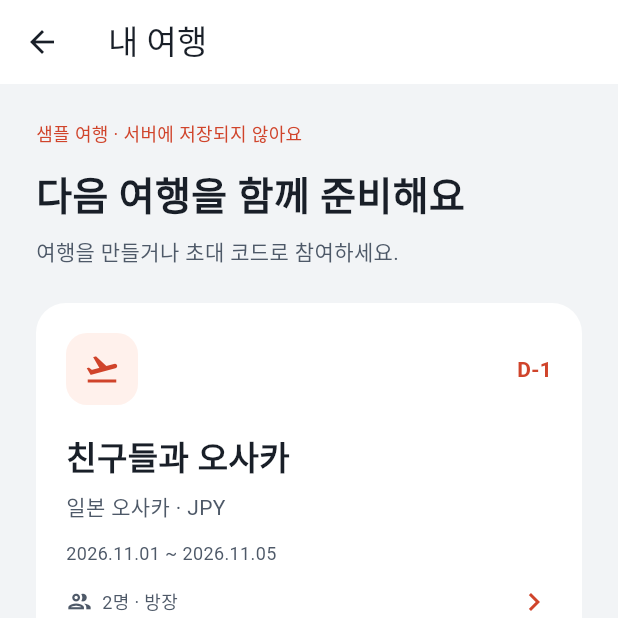
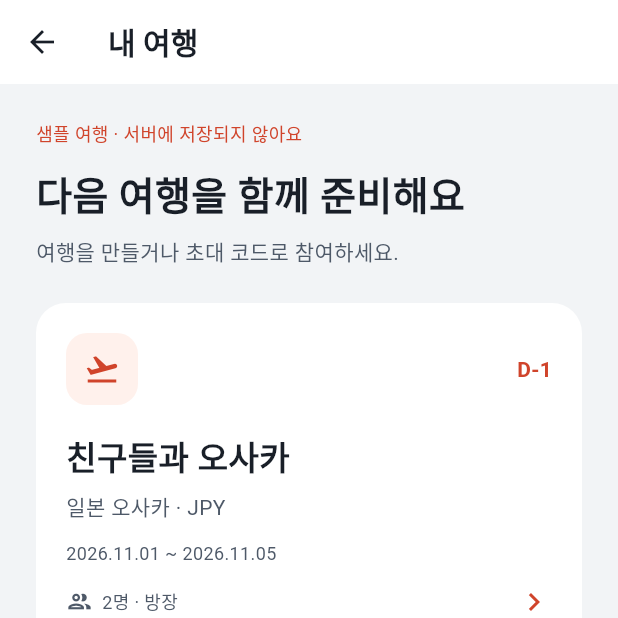
Before and after one commit to sasiljangnan2/Backpack_Crop, a Flutter app: the screen it shows after launch, after a tap on "새 여행 화면 미리보기", on a phone screen of 412 x 824 dp, the top half of it. Run offline on Flutter 3.47's test engine with Material 3 defaults, Android fonts, the phone set to English and light mode, and no system bars; our stand-ins replace flutter_secure_storage; Roboto replaces fonts that are missing (Pretendard).

Commit message:
fix: 경비 상단 제목을 공통 굵은 스타일로 통일

```diff
--- a/lib/core/theme/app_theme.dart
+++ b/lib/core/theme/app_theme.dart
@@ -7,6 +7,7 @@ abstract final class AppTheme {
   static ThemeData get light => ThemeData(
     useMaterial3: true,
     fontFamily: AppTypography.fontFamily,
+    appBarTheme: const AppBarTheme(titleTextStyle: AppTypography.screenTitle),
     datePickerTheme: const DatePickerThemeData(
       rangePickerHeaderHeadlineStyle: TextStyle(
         fontSize: 16,
--- a/lib/core/theme/app_typography.dart
+++ b/lib/core/theme/app_typography.dart
@@ -2,8 +2,17 @@ import 'package:flutter/foundation.dart';
 import 'package:flutter/material.dart';
 import 'package:flutter/services.dart';
 
+import 'app_colors.dart';
+
 abstract final class AppTypography {
   static const String fontFamily = 'Pretendard';
+  static const TextStyle screenTitle = TextStyle(
+    fontFamily: fontFamily,
+    fontSize: 20,
+    fontWeight: FontWeight.w800,
+    letterSpacing: 0,
+    color: AppColors.ink,
+  );
   static const TextStyle money = TextStyle(
     fontWeight: FontWeight.w700,
     fontFeatures: [FontFeature.tabularFigures()],
--- a/lib/features/expense/presentation/expense_list_screen.dart
+++ b/lib/features/expense/presentation/expense_list_screen.dart
@@ -107,7 +107,10 @@ class _ExpenseListScreenState extends State<ExpenseListScreen> {
         backgroundColor: AppColors.background,
         appBar: AppBar(
           automaticallyImplyLeading: !widget.isEmbedded,
-          title: const Text(ExpenseStrings.title),
+          title: const Text(
+            ExpenseStrings.title,
+            key: ValueKey('expense-screen-title'),
+          ),
           actions: [
             if (trip != null)
               Padding(
```
Also changed, not shown: 3 other files.
